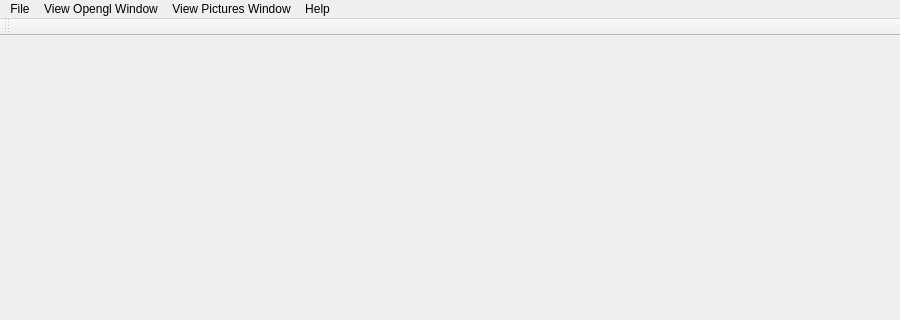
First picture: the form in QTCameraTrackingViewer/QtOpenGL/QtOpenGL/mainwindow.ui, repository AqueousForm/Camera-Tracking-QT, before the edit; both pictures show x 0 to 900 and y 0 to 320 of the 900 by 717 pixel window.
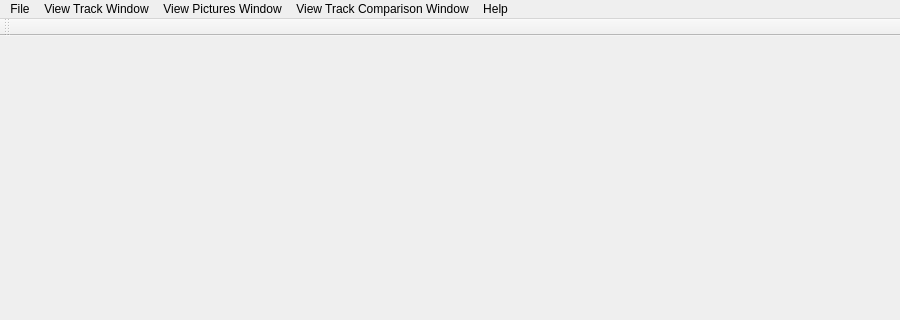
Second picture: the form after the edit.

```diff
--- a/QTCameraTrackingViewer/QtOpenGL/QtOpenGL/mainwindow.ui
+++ b/QTCameraTrackingViewer/QtOpenGL/QtOpenGL/mainwindow.ui
@@ -37,7 +37,7 @@
      <x>0</x>
      <y>0</y>
      <width>900</width>
-     <height>21</height>
+     <height>26</height>
     </rect>
    </property>
    <widget class="QMenu" name="menuFile">
@@ -52,9 +52,9 @@
     <addaction name="actionHelp"/>
     <addaction name="actionAuthor"/>
    </widget>
-   <widget class="QMenu" name="menuView_Opengl_Window">
+   <widget class="QMenu" name="menuView_Track_Window">
     <property name="title">
-     <string>View Opengl Window</string>
+     <string>View Track Window</string>
     </property>
     <addaction name="actionStart"/>
    </widget>
@@ -64,9 +64,15 @@
     </property>
     <addaction name="actionStart_2"/>
    </widget>
+   <widget class="QMenu" name="menuView_Track_Comparison_Window">
+    <property name="title">
+     <string>View Track Comparison Window</string>
+    </property>
+   </widget>
    <addaction name="menuFile"/>
-   <addaction name="menuView_Opengl_Window"/>
+   <addaction name="menuView_Track_Window"/>
    <addaction name="menuView_Pictures_Window"/>
+   <addaction name="menuView_Track_Comparison_Window"/>
    <addaction name="menuHelp"/>
   </widget>
   <widget class="QToolBar" name="mainToolBar">
```
Left out of the diff: 2 changed lines with no effect on the pictures.
